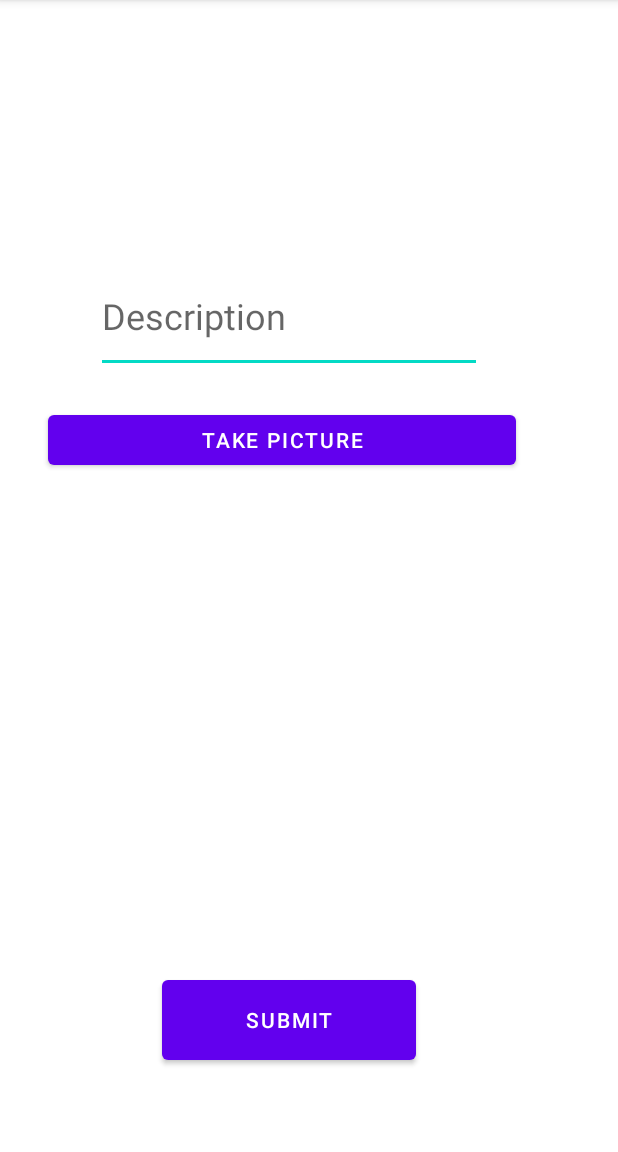
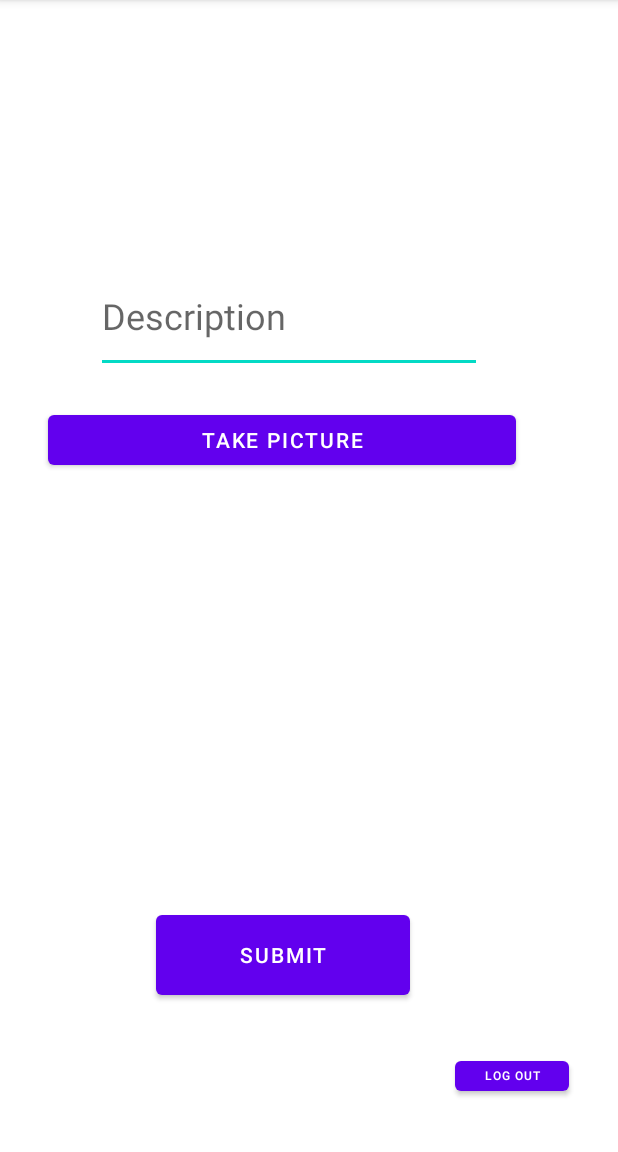
Before and after one commit to bnguyen142/InstaGom, an Android app: the MainActivity screen opened directly, with no data from a screen before it, on a phone screen of 412 x 824 dp, the part 84-1236 px from its top. Run offline under Robolectric (Android 15) with nearby library versions, the phone set to English and light mode, and no system bars; libraries missing offline, so code that uses them is left out: com.codepath.asynchttpclient; 1 statement that could not run was skipped.

```diff
--- a/app/src/main/AndroidManifest.xml
+++ b/app/src/main/AndroidManifest.xml
@@ -29,6 +29,7 @@
         </provider>
 
         <activity android:name=".MainActivity"></activity>
+        <activity android:name=".createNewUser"></activity>
         <activity
             android:name=".LoginActivity">
             android:label="@string/app_name">
--- a/app/src/main/java/com/example/instagom/MainActivity.java
+++ b/app/src/main/java/com/example/instagom/MainActivity.java
@@ -39,6 +39,7 @@ public class MainActivity extends AppCompatActivity {
     private Button btnSubmit;
     private File photoFile;
     public String photoFileName = "photo.jpg";
+    private Button btnLogOut;
 
     @Override
     protected void onCreate(Bundle savedInstanceState) {
@@ -49,11 +50,23 @@ public class MainActivity extends AppCompatActivity {
         btnCaptureImage = findViewById(R.id.btnCaptureImage);
         ivPostImage = findViewById(R.id.ivPostImage);
         btnSubmit = findViewById(R.id.btnSubmit);
+        btnLogOut = findViewById(R.id.btnlogOut);
 
         btnCaptureImage.setOnClickListener(new View.OnClickListener() {
             @Override
             public void onClick(View v) {
                 launchCamera();
+            }
+        });
+
+        //this button will log user out
+        btnLogOut.setOnClickListener(new View.OnClickListener() {
+            @Override
+            public void onClick(View v) {
+                Toast.makeText(MainActivity.this, "This is logout button", Toast.LENGTH_SHORT).show();
+                ParseUser.logOut();
+                //setContentView(R.layout.login);
+                goLoginPage();
             }
         });
 
@@ -79,6 +92,12 @@ public class MainActivity extends AppCompatActivity {
 
         //creating an instance of asynchronious
         AsyncHttpClient client = new AsyncHttpClient();
+    }
+
+    private void goLoginPage() {
+        Intent i = new Intent(this, LoginActivity.class);
+        startActivity(i);
+        finish();
     }
 
     private void launchCamera() {
--- a/app/src/main/res/layout/activity_main.xml
+++ b/app/src/main/res/layout/activity_main.xml
@@ -37,10 +37,10 @@
         android:text="Submit"
         app:layout_constraintBottom_toBottomOf="parent"
         app:layout_constraintEnd_toEndOf="parent"
-        app:layout_constraintHorizontal_bias="0.444"
+        app:layout_constraintHorizontal_bias="0.429"
         app:layout_constraintStart_toStartOf="parent"
         app:layout_constraintTop_toBottomOf="@+id/ivPostImage"
-        app:layout_constraintVertical_bias="0.63" />
+        app:layout_constraintVertical_bias="0.335" />
 
     <EditText
         android:id="@+id/etDescription2"
@@ -59,4 +59,17 @@
         app:layout_constraintTop_toTopOf="parent"
         app:layout_constraintVertical_bias="1.0" />
 
+    <Button
+        android:id="@+id/btnlogOut"
+        android:layout_width="76dp"
+        android:layout_height="32dp"
+        android:text="Log Out"
+        android:textSize="8sp"
+        app:layout_constraintBottom_toBottomOf="parent"
+        app:layout_constraintEnd_toEndOf="parent"
+        app:layout_constraintHorizontal_bias="0.902"
+        app:layout_constraintStart_toStartOf="parent"
+        app:layout_constraintTop_toBottomOf="@+id/btnSubmit"
+        app:layout_constraintVertical_bias="0.48" />
+
 </androidx.constraintlayout.widget.ConstraintLayout>
```
Also changed, not shown: app/src/main/java/com/example/instagom/LoginActivity.java (+16 -0 lines), app/src/main/java/com/example/instagom/createNewUser.java (added, +87 -0 lines), app/src/main/res/layout/create_new_user.xml (added, +59 -0 lines), app/src/main/res/layout/login.xml (+12 -0 lines), 3 other files.
